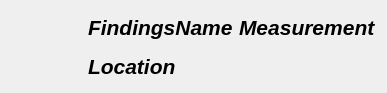
Old version of the form SlicerPIRADS/Resources/UI/FindingItemWidget.ui in the repository QIICR/SlicerPIRADS.
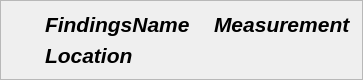
New version of the form.

Commit message: ENH: added context menu to findings list and compressed size of items

```diff
--- a/SlicerPIRADS/Resources/UI/FindingItemWidget.ui
+++ b/SlicerPIRADS/Resources/UI/FindingItemWidget.ui
@@ -1,68 +1,38 @@
 <?xml version="1.0" encoding="UTF-8"?>
 <ui version="4.0">
- <class>Form</class>
- <widget class="QWidget" name="Form">
+ <class>Frame</class>
+ <widget class="QFrame" name="Frame">
   <property name="geometry">
    <rect>
     <x>0</x>
     <y>0</y>
-    <width>387</width>
-    <height>93</height>
+    <width>363</width>
+    <height>77</height>
    </rect>
   </property>
-  <property name="sizePolicy">
-   <sizepolicy hsizetype="Expanding" vsizetype="Expanding">
-    <horstretch>0</horstretch>
-    <verstretch>0</verstretch>
-   </sizepolicy>
-  </property>
-  <property name="minimumSize">
-   <size>
-    <width>0</width>
-    <height>70</height>
-   </size>
-  </property>
   <property name="windowTitle">
    <string>Form</string>
   </property>
-  <layout class="QHBoxLayout" name="horizontalLayout_4">
+  <property name="frameShape">
+   <enum>QFrame::StyledPanel</enum>
+  </property>
+  <property name="frameShadow">
+   <enum>QFrame::Raised</enum>
+  </property>
+  <layout class="QHBoxLayout" name="horizontalLayout">
    <item>
-    <layout class="QHBoxLayout" name="horizontalLayout_2">
-     <item>
-      <layout class="QVBoxLayout" name="verticalLayout">
+    <layout class="QGridLayout" name="gridLayout">
        <property name="sizeConstraint">
-        <enum>QLayout::SetMinimumSize</enum>
-       </property>
-       <item>
+      <enum>QLayout::SetDefaultConstraint</enum>
+     </property>
+     <item row="0" column="0" rowspan="2">
         <widget class="QLabel" name="measurementTypeLabel">
          <property name="text">
           <string/>
          </property>
         </widget>
        </item>
-      </layout>
-     </item>
-     <item>
-      <layout class="QVBoxLayout" name="verticalLayout_3">
-       <property name="sizeConstraint">
-        <enum>QLayout::SetMinimumSize</enum>
-       </property>
-       <item>
-        <widget class="QLabel" name="findingNameLabel">
-         <property name="font">
-          <font>
-           <pointsize>16</pointsize>
-           <weight>75</weight>
-           <italic>true</italic>
-           <bold>true</bold>
-          </font>
-         </property>
-         <property name="text">
-          <string>FindingsName</string>
-         </property>
-        </widget>
-       </item>
-       <item>
+     <item row="1" column="2">
         <widget class="QLabel" name="locationLabel">
          <property name="font">
           <font>
@@ -77,14 +47,7 @@
          </property>
         </widget>
        </item>
-      </layout>
-     </item>
-     <item>
-      <layout class="QVBoxLayout" name="verticalLayout_4">
-       <property name="sizeConstraint">
-        <enum>QLayout::SetMinimumSize</enum>
-       </property>
-       <item>
+     <item row="0" column="4">
         <widget class="QLabel" name="measurementLabel">
          <property name="font">
           <font>
@@ -99,14 +62,49 @@
          </property>
         </widget>
        </item>
-       <item>
-        <widget class="QLabel" name="label">
+     <item row="0" column="2">
+      <widget class="QLabel" name="findingNameLabel">
+       <property name="font">
+        <font>
+         <pointsize>16</pointsize>
+         <weight>75</weight>
+         <italic>true</italic>
+         <bold>true</bold>
+        </font>
+       </property>
          <property name="text">
-          <string/>
+        <string>FindingsName</string>
          </property>
         </widget>
        </item>
-      </layout>
+     <item row="0" column="3">
+      <spacer name="horizontalSpacer_2">
+       <property name="orientation">
+        <enum>Qt::Horizontal</enum>
+       </property>
+       <property name="sizeHint" stdset="0">
+        <size>
+         <width>40</width>
+         <height>20</height>
+        </size>
+       </property>
+      </spacer>
+     </item>
+     <item row="0" column="1">
+      <spacer name="horizontalSpacer">
+       <property name="orientation">
+        <enum>Qt::Horizontal</enum>
+       </property>
+       <property name="sizeType">
+        <enum>QSizePolicy::Fixed</enum>
+       </property>
+       <property name="sizeHint" stdset="0">
+        <size>
+         <width>20</width>
+         <height>20</height>
+        </size>
+       </property>
+      </spacer>
      </item>
     </layout>
    </item>
```
Left out of the diff: 2 changed lines with no effect on the pictures. Lines whose indentation alone changed are shown as unchanged. The commit also changes 2 other files.
